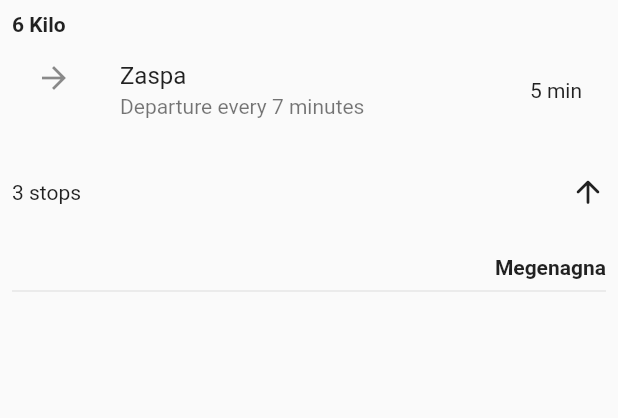
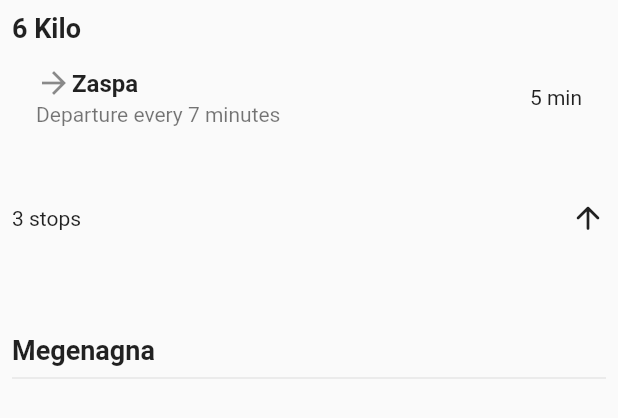
Before and after one commit to aait-dream-team/mobile, a Flutter app: the Detail widget shown alone on an empty page, opened directly, on a phone screen of 412 x 824 dp. Shown: the top 418 px of the screen. Run offline on Flutter 3.47's test engine with Material 2 defaults, Android fonts, the phone set to English and light mode, and no system bars; our stand-ins replace bloc, flutter_bloc, shared_preferences, shimmer, sliver_tools, sqflite; accounts and stored records are empty.

Commit message:
andand negeroch

```diff
--- a/lib/features/nav_detail/presentation/widgets/detail.dart
+++ b/lib/features/nav_detail/presentation/widgets/detail.dart
@@ -19,26 +19,37 @@ class _DetailState extends State<Detail> {
           children: [
             Text(
               "6 Kilo",
-              style: TextStyle(fontWeight: FontWeight.bold),
+              style: TextStyle(fontWeight: FontWeight.bold, fontSize: 18),
             ),
-            ListTile(
-              title: Text("Zaspa"),
-              leading: Icon(Icons.arrow_forward),
-              trailing: Text("5 min"),
-              subtitle: Text("Departure every 7 minutes"),
+            Expanded(
+              child: ListTile(
+                title: Row(
+                  mainAxisAlignment: MainAxisAlignment.start,
+                  children: [
+                    Icon(Icons.arrow_forward),
+                    Text("Zaspa",style: TextStyle(fontWeight: FontWeight.bold),),
+                  ],
+                ),
+                trailing: Text("5 min"),
+                subtitle: Text("Departure every 7 minutes"),
+              ),
             ),
-            SizedBox(
-              height: 20,
+            // SizedBox(
+            //   height: 20,
+            // ),
+            Expanded(
+              child: Padding(
+                padding: EdgeInsets.only(top:18.0),
+                child: Row(
+                  mainAxisAlignment: MainAxisAlignment.spaceBetween,
+                  children: [Text("3 stops"), Icon(Icons.arrow_upward_rounded)],
+                ),
+              ),
             ),
-            Row(
-              mainAxisAlignment: MainAxisAlignment.spaceBetween,
-              children: [Text("3 stops"), Icon(Icons.arrow_upward_rounded)],
-            ),
-            Align(
-              alignment: Alignment.bottomRight,
-              child: Padding(
-                padding: EdgeInsets.only(top:30.0),
-                child: Text("Megenagna", style: TextStyle(fontWeight: FontWeight.bold),),
+            Expanded(
+              child: Align(
+                alignment: Alignment.bottomLeft,
+                child: Text("Megenagna", style: TextStyle(fontWeight: FontWeight.bold,fontSize: 18),),
               ),
             ),
             Divider()
```
